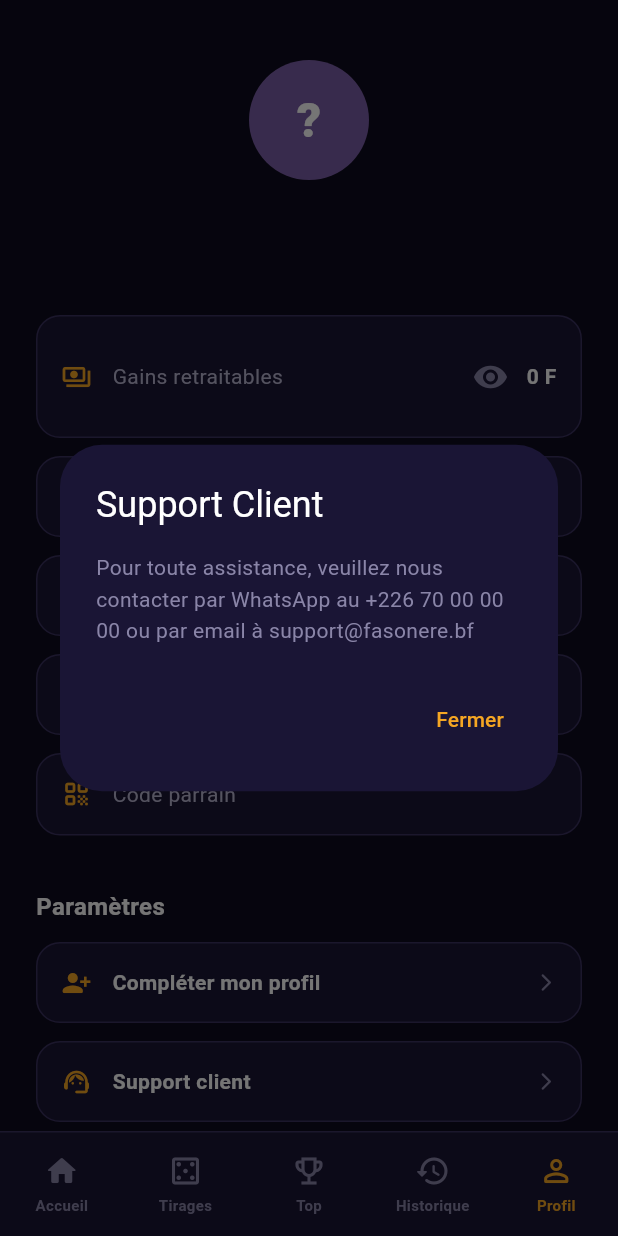
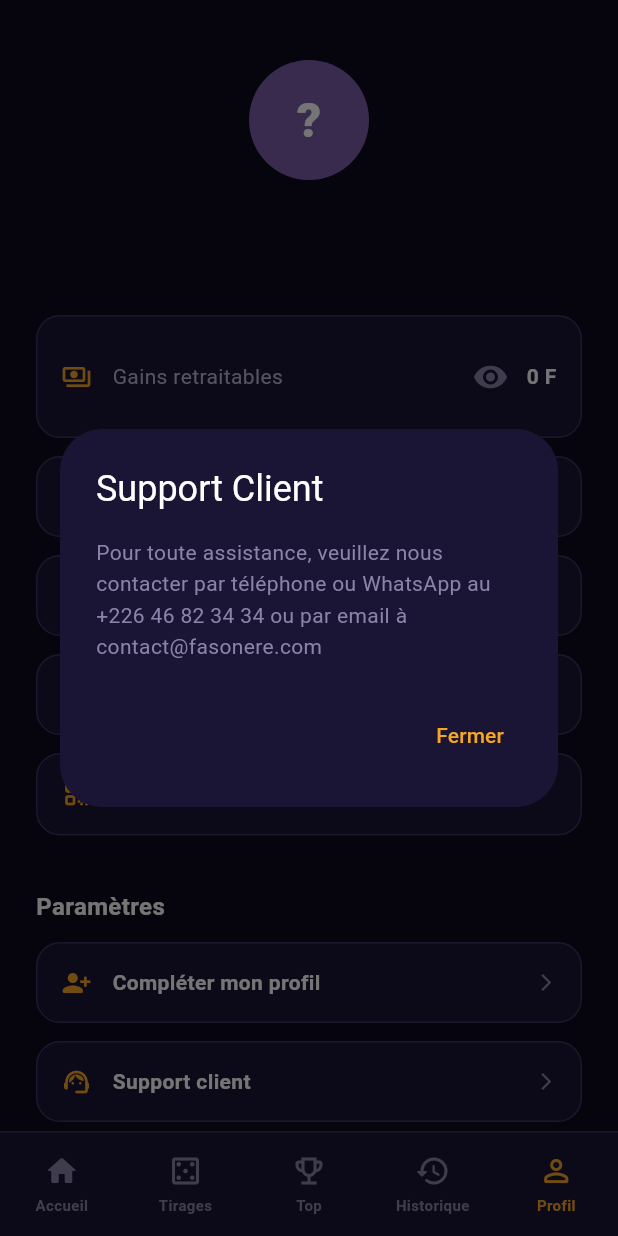
Before and after one commit to hadotechAI/Faso-nere, a Flutter app: the HomeScreen screen opened directly with empty values, item 5 of the bottom bar chosen, after a tap on "Support client", on a phone screen of 412 x 824 dp. Run offline on Flutter 3.47's test engine with Material 3 defaults, Android fonts, the phone set to English and light mode, and no system bars; our stand-ins replace flutter_local_notifications, flutter_secure_storage, permission_handler, upgrader; accounts and stored records are empty; network calls fail.

Commit message:
Mise à jour des contacts du support client

```diff
--- a/tirage_parcelles/lib/screens/home_screen.dart
+++ b/tirage_parcelles/lib/screens/home_screen.dart
@@ -574,7 +574,7 @@ class _ProfileTabState extends State<_ProfileTab> {
           Navigator.push(context, MaterialPageRoute(builder: (_) => const ProfileEditScreen()));
         }),
         _ActionItem(icon: Icons.support_agent_rounded, label: 'Support client', onTap: () {
-          _showInfo(context, 'Support Client', 'Pour toute assistance, veuillez nous contacter par WhatsApp au +226 70 00 00 00 ou par email à support@fasonere.bf');
+          _showInfo(context, 'Support Client', 'Pour toute assistance, veuillez nous contacter par téléphone ou WhatsApp au +226 46 82 34 34 ou par email à contact@fasonere.com');
         }),
         _ActionItem(icon: Icons.info_outline_rounded, label: 'À propos de l\'application', onTap: () {
           _showInfo(context, 'À propos', 'Faso Nere est une application innovante permettant de gagner des parcelles et divers lots. Version 1.0.0');
```
